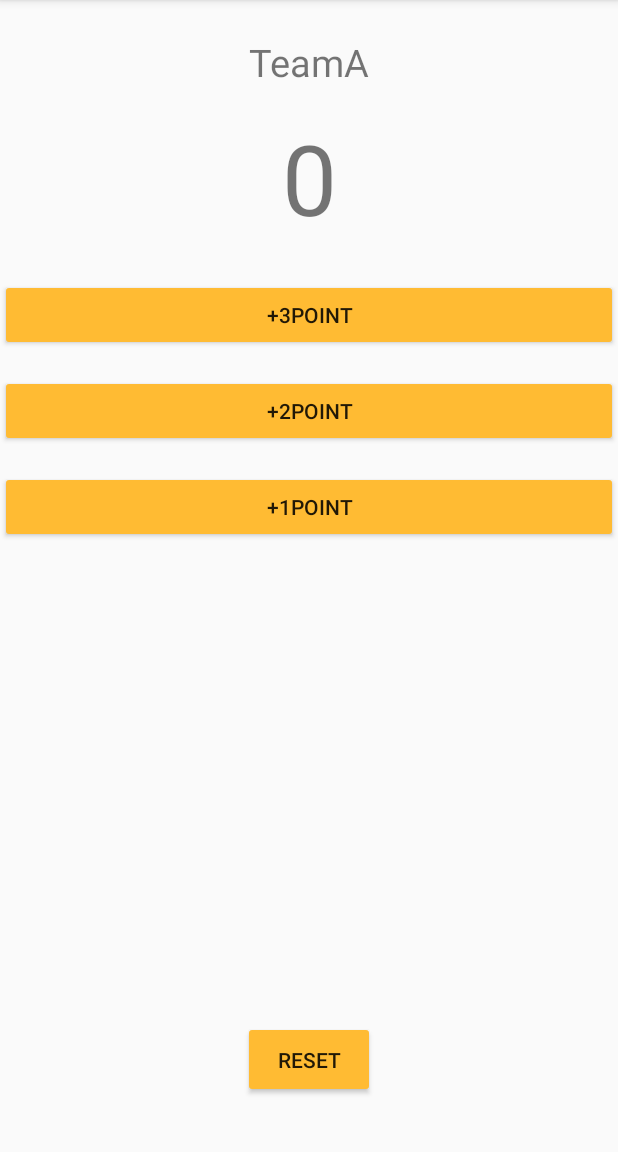
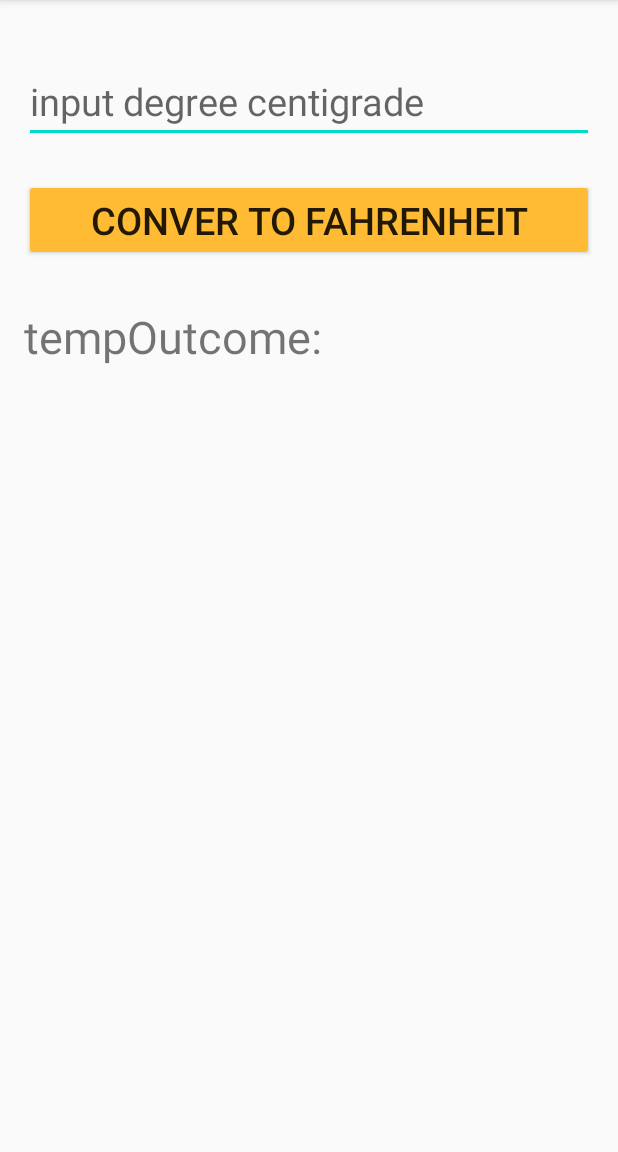
Before and after one commit to zhuguodong199/Myapp, an Android app: the screen it shows after launch (ScoringActivity before the commit, TemperatureActivity after it), on a phone screen of 412 x 824 dp, the part 84-1236 px from its top. Run offline under Robolectric (Android 15) with nearby library versions, the phone set to English and light mode, and no system bars.

Commit message:
温度转换程序

```diff
--- a/app/src/main/AndroidManifest.xml
+++ b/app/src/main/AndroidManifest.xml
@@ -9,14 +9,14 @@
         android:roundIcon="@mipmap/ic_launcher_round"
         android:supportsRtl="true"
         android:theme="@style/AppTheme">
-        <activity android:name=".ScoringActivity">
+        <activity android:name=".TemperatureActivity">
             <intent-filter>
                 <action android:name="android.intent.action.MAIN" />
 
                 <category android:name="android.intent.category.LAUNCHER" />
             </intent-filter>
         </activity>
-        <!--<activity android:name=".MainActivity">
+        <!--<activity android:name=".ScoringActivity">
             <intent-filter>
                 <action android:name="android.intent.action.MAIN" />
 
--- a/app/src/main/java/com/swufe/myapplication/ScoringActivity.java
+++ b/app/src/main/java/com/swufe/myapplication/ScoringActivity.java
@@ -26,14 +26,14 @@ public class ScoringActivity extends AppCompatActivity {
         showScore(3);
     }
     public void btnReset(View btn){
-        score.setText("0");
+        score.setText("0");//Reset键执行此方法
     }
 
     private void showScore(int inc){
-        Log.i("show","inc="+inc);
+        Log.i("show","inc="+inc);//用于在Logcat中输出日志
         String oldScore = (String)score.getText();
         int newScore = Integer.parseInt(oldScore) + inc;
-        score.setText(""+ newScore);
+        score.setText(""+ newScore);//but123执行此方法（“”+newScore是将整数转换为字符串）
 
 
     }
--- /dev/null
+++ b/app/src/main/java/com/swufe/myapplication/TemperatureActivity.java
@@ -0,0 +1,27 @@
+package com.swufe.myapplication;
+
+import androidx.appcompat.app.AppCompatActivity;
+
+import android.os.Bundle;
+import android.util.Log;
+import android.view.View;
+import android.widget.EditText;
+import android.widget.TextView;
+
+public class TemperatureActivity extends AppCompatActivity {
+    TextView out; // 类变量
+    EditText inp;
+    @Override
+    protected void onCreate(Bundle savedInstanceState) {
+        super.onCreate(savedInstanceState);
+        setContentView(R.layout.activity_temperature);
+        out=findViewById(R.id.tempOut);//控件获取的初始化
+        inp=findViewById(R.id.inpTemp);
+    }
+    public void temp_btnClick(View btn){//对按钮使用配置文件
+        Log.i("click", "btnClick called.....");//在Logcat中输出日志
+        String centigrade = inp.getText().toString();//调取用户输入的摄氏温度并转换为字符串
+        double fahrenheit = Double.parseDouble(centigrade)*1.8 + 32;//计算华氏温度
+        out.setText("结果为："+""+fahrenheit);//输出华氏温度
+    }
+}
--- /dev/null
+++ b/app/src/main/res/layout/activity_temperature.xml
@@ -0,0 +1,39 @@
+<?xml version="1.0" encoding="utf-8"?>
+<LinearLayout xmlns:android="http://schemas.android.com/apk/res/android"
+    xmlns:app="http://schemas.android.com/apk/res-auto"
+    xmlns:tools="http://schemas.android.com/tools"
+    android:layout_width="match_parent"
+    android:layout_height="match_parent"
+    android:orientation="vertical"
+    android:padding="16dp"
+    tools:context=".TemperatureActivity">
+
+    <EditText
+        android:id="@+id/inpTemp"
+        android:layout_width="match_parent"
+        android:layout_height="wrap_content"
+        android:layout_marginTop="24dp"
+        android:layout_marginBottom="24dp"
+        android:ems="10"
+        android:autofillHints=""
+        android:hint="@string/hint_temp"
+        android:inputType="number"
+        android:textSize="25sp" />
+
+    <Button
+        android:id="@+id/tempConver"
+        android:layout_width="match_parent"
+        android:layout_height="wrap_content"
+        android:layout_marginBottom="30dp"
+        android:onClick="temp_btnClick"
+        android:text="@string/lable_tempconver"
+        android:textSize="25sp" />
+
+    <TextView
+        android:id="@+id/tempOut"
+        android:layout_width="match_parent"
+        android:layout_height="wrap_content"
+        android:layout_marginBottom="30dp"
+        android:textSize="30sp"
+        android:text="@string/temper" />
+</LinearLayout>
--- a/app/src/main/res/values/strings.xml
+++ b/app/src/main/res/values/strings.xml
@@ -8,5 +8,7 @@
     <string name="lable_add2">+2point</string>
     <string name="lable_add3">+3point</string>
     <string name="btn_reset_label">Reset</string>
-
+    <string name="hint_temp">input degree centigrade</string>
+    <string name="lable_tempconver">conver to Fahrenheit</string>
+    <string name="temper">tempOutcome:</string>
 </resources>
```
Also changed, not shown: app/src/main/java/com/swufe/myapplication/MainActivity.java (+5 -5 lines), 1 other file.
